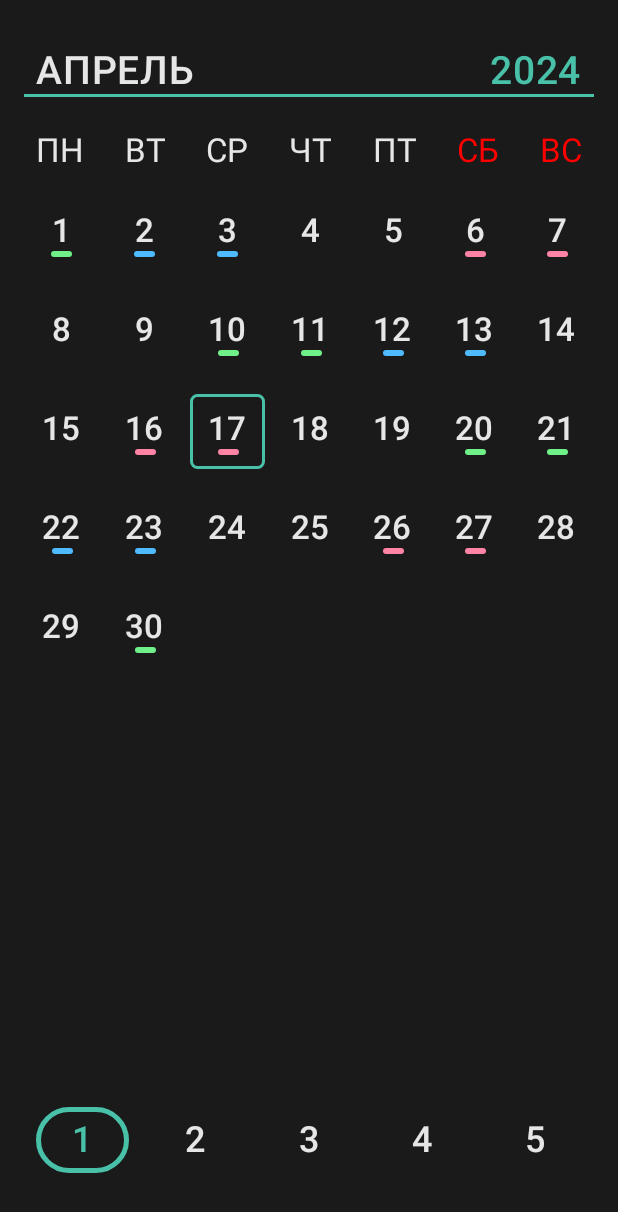
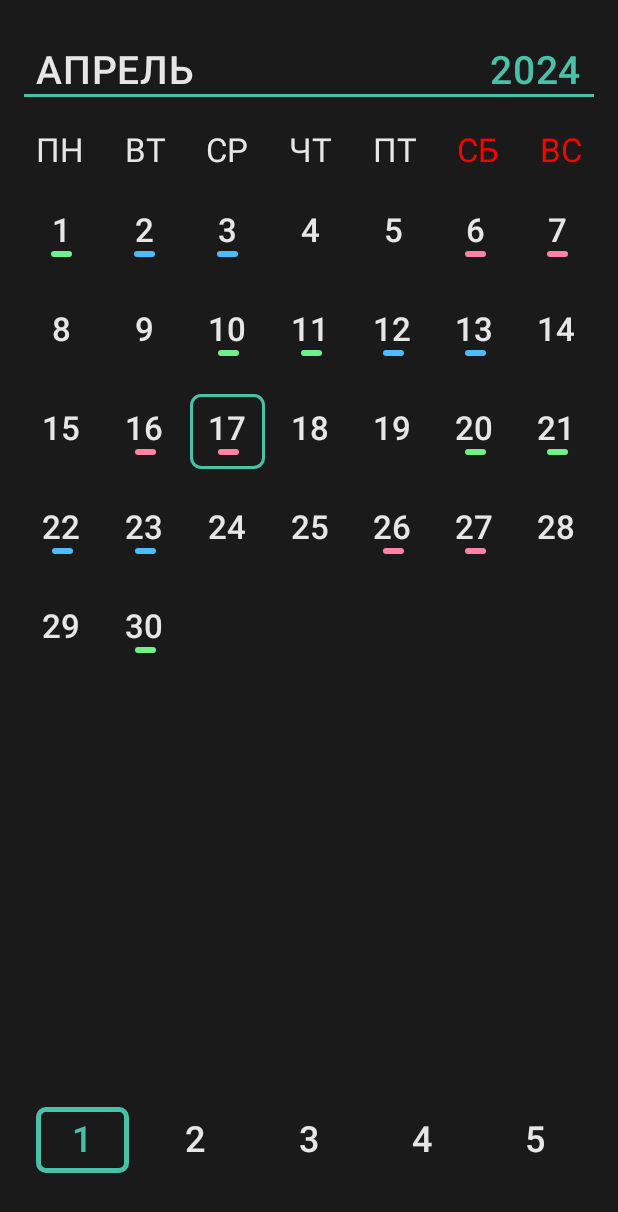
Before and after one commit to Alex228q/CalendarCompose, an Android app built with Jetpack Compose: the screen it shows after launch (MainActivity), on a phone screen of 412 x 824 dp. Shown: the top 1212 px of the screen. Run offline under Robolectric (Android 15) with nearby library versions, the phone set to English and light mode, and no system bars.

Commit message:
update shape

```diff
--- a/app/src/main/java/com/example/compositionlocal/MainActivity.kt
+++ b/app/src/main/java/com/example/compositionlocal/MainActivity.kt
@@ -151,7 +151,8 @@ fun ButtonsBlock(
                 border = BorderStroke(
                     width = 3.dp,
                     color = if (selectedButton - 1 == index) MaterialTheme.colorScheme.primary else Color.Transparent
-                )
+                ),
+                shape = RoundedCornerShape(15)
             ) {
                 Text(
                     text = text.toString(),
@@ -290,7 +291,7 @@ fun Calendar(
                         modifier = Modifier
                             .size(50.dp)
                             .border(
-                                shape = RoundedCornerShape(10),
+                                shape = RoundedCornerShape(15),
                                 width = if (dayInMonth == currentDate) 2.dp else 0.dp,
                                 color = if (dayInMonth == currentDate) MaterialTheme.colorScheme.primary else Color.Transparent
                             )
```
Also changed, not shown: 3 other files.
